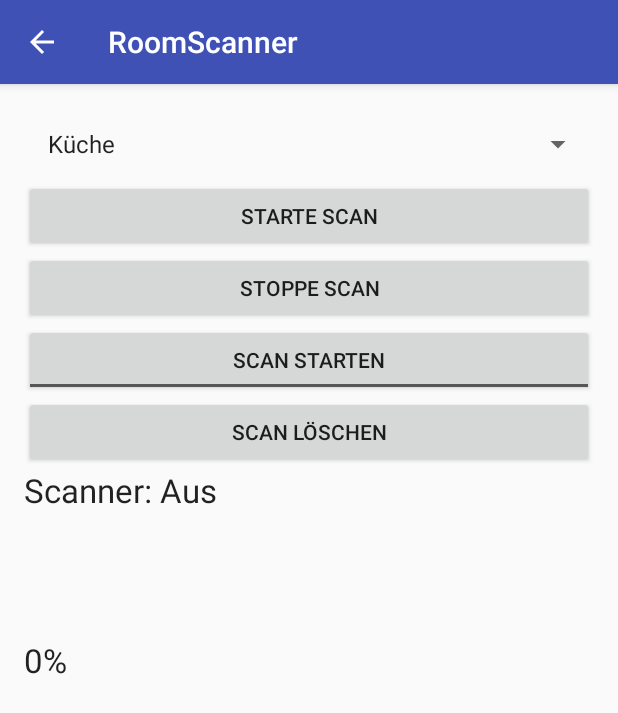
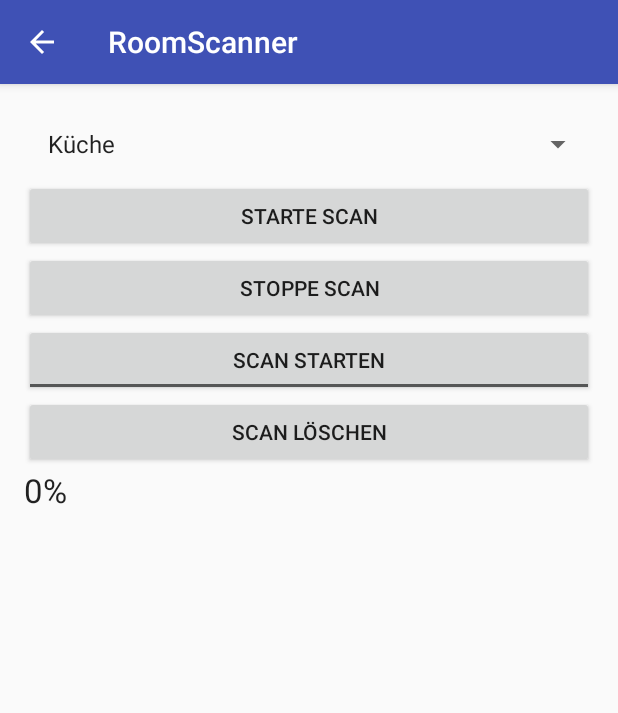
Before and after one commit to w-hs/home-bacon, an Android app: the RoomScanner screen opened directly, with no data from a screen before it, on a phone screen of 412 x 824 dp. Shown: the top 713 px of the screen. Run offline under Robolectric (Android 15) with nearby library versions, the light colour scheme and no system bars; network calls fail; 5 statements that could not run were skipped.

```diff
--- a/HomeBacon/homebaconcore/src/main/java/de/whs/homebaconcore/WatchConnector.java
+++ b/HomeBacon/homebaconcore/src/main/java/de/whs/homebaconcore/WatchConnector.java
@@ -6,6 +6,6 @@ package de.whs.homebaconcore;
 public interface WatchConnector {
 
     void sendNote(Note note);
-    void startScan(int roomId);
+    void startScan(long roomId);
     void stopScan();
 }
--- a/HomeBacon/mobile/src/main/java/de/whs/homebacon/WatchConnectorImpl.java
+++ b/HomeBacon/mobile/src/main/java/de/whs/homebacon/WatchConnectorImpl.java
@@ -89,7 +89,7 @@ public class WatchConnectorImpl implements WatchConnector{
     }
 
     @Override
-    public void startScan(final int roomId) {
+    public void startScan(final long roomId) {
         new Thread(new Runnable() {
             @Override
             public void run() {
--- a/HomeBacon/mobile/src/main/res/layout/content_room_scanner.xml
+++ b/HomeBacon/mobile/src/main/res/layout/content_room_scanner.xml
@@ -56,18 +56,9 @@
         android:layout_width="wrap_content"
         android:layout_height="wrap_content"
         android:textAppearance="?android:attr/textAppearanceLarge"
-        android:text="Scanner: Aus"
-        android:id="@+id/scanningTextView"
+        android:text="0%"
+        android:id="@+id/probabilityText"
         android:layout_below="@+id/deleteButton"
         android:layout_alignParentStart="true" />
 
-    <TextView
-        android:layout_width="wrap_content"
-        android:layout_height="wrap_content"
-        android:textAppearance="?android:attr/textAppearanceLarge"
-        android:text="0%"
-        android:id="@+id/probabilityText"
-        android:layout_centerVertical="true"
-        android:layout_alignParentStart="true" />
-
 </RelativeLayout>
```
Also changed, not shown: HomeBacon/mobile/src/main/java/de/whs/homebacon/RoomScanner.java (+7 -19 lines).
